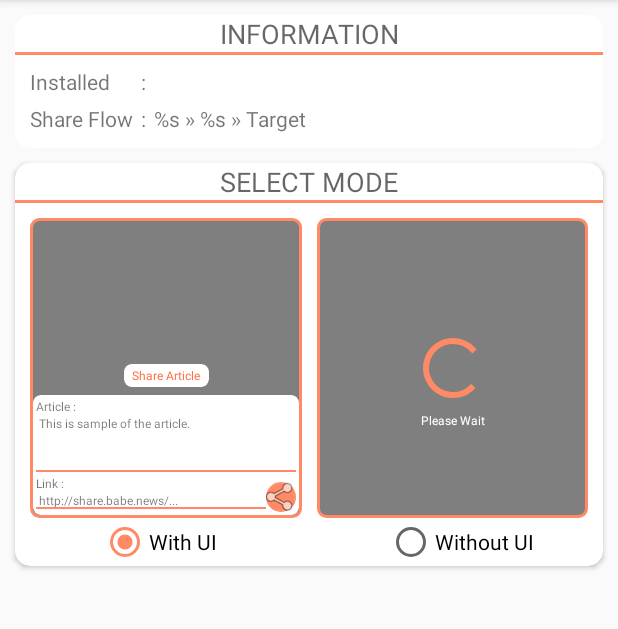
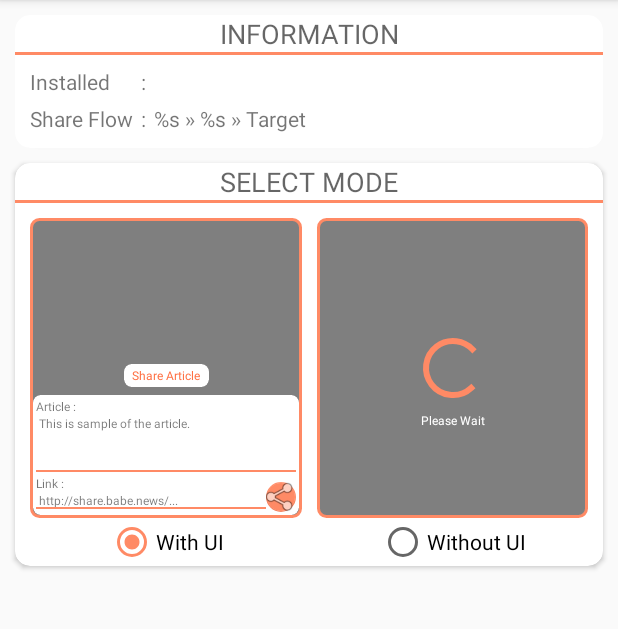
Before and after one commit to hariimurti/BABESharer, an Android app: the screen it shows after launch (MainActivity), on a phone screen of 412 x 824 dp, the part 84-713 px from its top. Run offline under Robolectric (Android 15) with nearby library versions, the phone set to English and light mode, and no system bars; plain views replace SpinKitView.

Commit message:
fix layout & rename string

```diff
--- a/app/src/main/res/layout/activity_main_content.xml
+++ b/app/src/main/res/layout/activity_main_content.xml
@@ -183,18 +183,17 @@
                 android:tag="@string/with_ui"
                 android:text="@string/with_ui"
                 app:layout_constraintEnd_toStartOf="@+id/center_separator"
-                app:layout_constraintStart_toStartOf="parent"
+                app:layout_constraintStart_toStartOf="@+id/include_with"
                 app:layout_constraintTop_toBottomOf="@+id/include_with" />
 
             <RadioButton
                 android:id="@+id/rb_without"
                 android:layout_width="wrap_content"
                 android:layout_height="wrap_content"
-                android:layout_gravity="center"
                 android:onClick="onRadioClick"
                 android:tag="@string/without_ui"
                 android:text="@string/without_ui"
-                app:layout_constraintEnd_toEndOf="parent"
+                app:layout_constraintEnd_toEndOf="@+id/include_without"
                 app:layout_constraintStart_toEndOf="@+id/center_separator"
                 app:layout_constraintTop_toBottomOf="@+id/include_without" />
 
```
Also changed, not shown: 2 other files.
